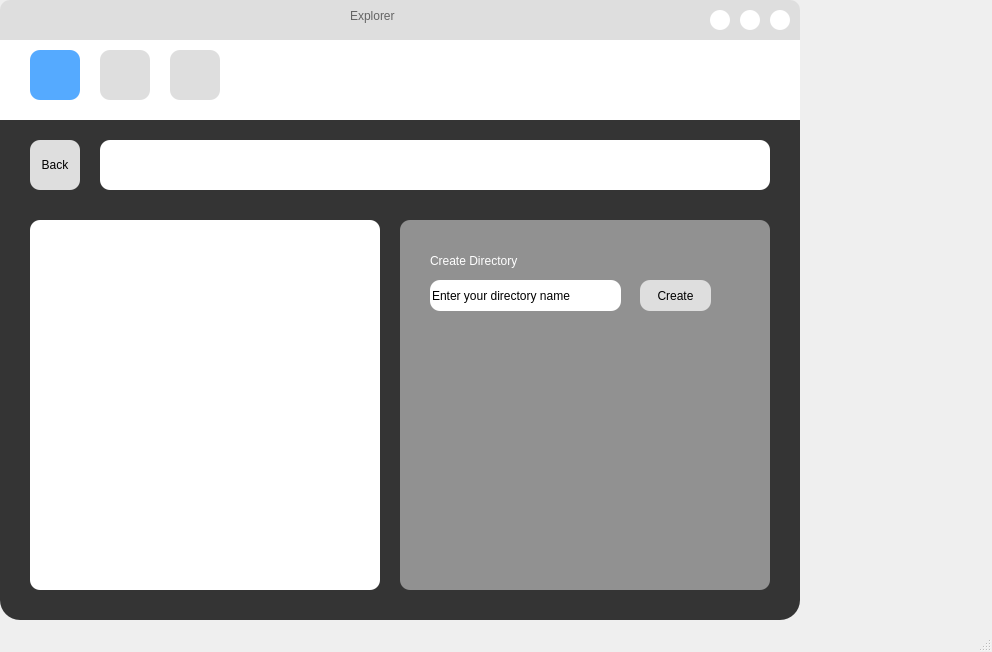
Qt form gui/shelf_1.ui (AshwinRaikar88/daxplore) before a commit.
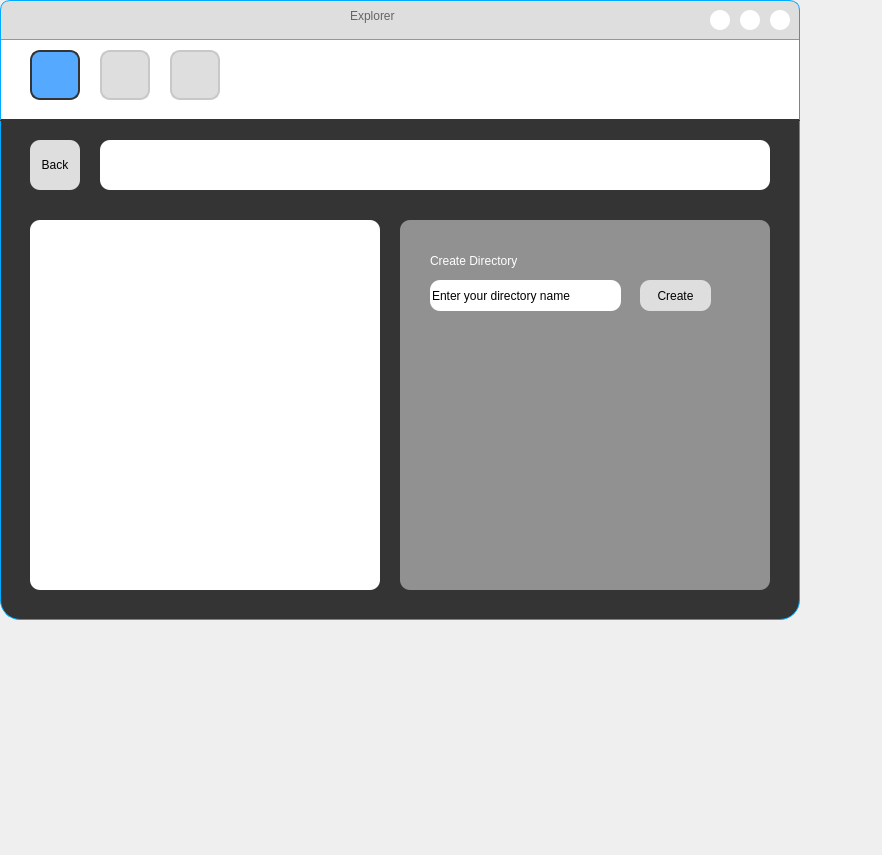
The same form after that commit.

What changed in the file:
```diff
--- a/gui/shelf_1.ui
+++ b/gui/shelf_1.ui
@@ -6,8 +6,8 @@
    <rect>
     <x>0</x>
     <y>0</y>
-    <width>992</width>
-    <height>652</height>
+    <width>882</width>
+    <height>855</height>
    </rect>
   </property>
   <property name="minimumSize">
@@ -48,9 +48,14 @@
      </size>
     </property>
     <property name="styleSheet">
-     <string notr="true">background-color: rgb(52, 52, 52);
-border-bottom-left-radius: 20px;
-border-bottom-right-radius: 20px;</string>
+     <string notr="true">QWidget#widget_2{
+	background-color: rgb(52, 52, 52);
+	border: 1px solid  ;
+	border-color: rgb(52, 52, 52)  rgb(0, 170, 255)  rgb(0, 170, 255) rgb(0, 170, 255);
+	border-bottom-left-radius: 20px;
+	border-bottom-right-radius: 20px;
+}
+</string>
     </property>
     <widget class="QWidget" name="action_window" native="true">
      <property name="geometry">
@@ -223,9 +228,14 @@
      </size>
     </property>
     <property name="styleSheet">
-     <string notr="true">background-color: rgb(255, 255, 255);
-border-top-left-radius: 12px;
-border-top-right-radius: 12px;</string>
+     <string notr="true">QWidget#widget_1{
+	background-color: rgb(255, 255, 255);
+	border: 1px solid  ;
+	border-color: white rgb(0, 170, 255) rgb(52, 52, 52) rgb(0, 170, 255);
+	border-top-left-radius: 12px;
+	border-top-right-radius: 12px;
+}
+</string>
     </property>
     <widget class="QPushButton" name="shelf">
      <property name="geometry">
@@ -237,7 +247,10 @@
       </rect>
      </property>
      <property name="styleSheet">
-      <string notr="true">background-color: rgb(85, 170, 255);
+      <string notr="true">border: 2px solid  ;
+border-color: rgb(52, 52, 52);
+background-color: rgb(85, 170, 255);
+
 border-radius: 10px;
 </string>
      </property>
@@ -264,7 +277,9 @@
       </rect>
      </property>
      <property name="styleSheet">
-      <string notr="true">background-color: rgb(222, 222, 222);
+      <string notr="true">border: 2px solid  ;
+border-color: rgb(200, 200, 200);
+background-color: rgb(222, 222, 222);
 border-radius: 10px;
 </string>
      </property>
@@ -291,7 +306,9 @@
       </rect>
      </property>
      <property name="styleSheet">
-      <string notr="true">background-color: rgb(222, 222, 222);
+      <string notr="true">border: 2px solid  ;
+border-color: rgb(200, 200, 200);
+background-color: rgb(222, 222, 222);
 border-radius: 10px;
 </string>
      </property>
@@ -318,9 +335,14 @@
       </rect>
      </property>
      <property name="styleSheet">
-      <string notr="true">background-color: rgb(222, 222, 222);
-border-top-left-radius: 10px;
-border-top-right-radius: 10px;</string>
+      <string notr="true">QWidget#title_bar{
+	background-color: rgb(222, 222, 222);
+	border: 1px solid  ;
+	border-color: rgb(0, 170, 255) rgb(0, 170, 255)  rgb(150, 150, 150) rgb(0, 170, 255);
+	border-top-left-radius: 10px;
+	border-top-right-radius: 10px;
+}
+</string>
      </property>
      <widget class="QPushButton" name="close_btn">
       <property name="geometry">
@@ -448,7 +470,6 @@
     </widget>
    </widget>
   </widget>
-  <widget class="QStatusBar" name="statusbar"/>
  </widget>
  <resources/>
  <connections/>
```
Left out of the diff: 8 changed lines with no effect on the pictures.
